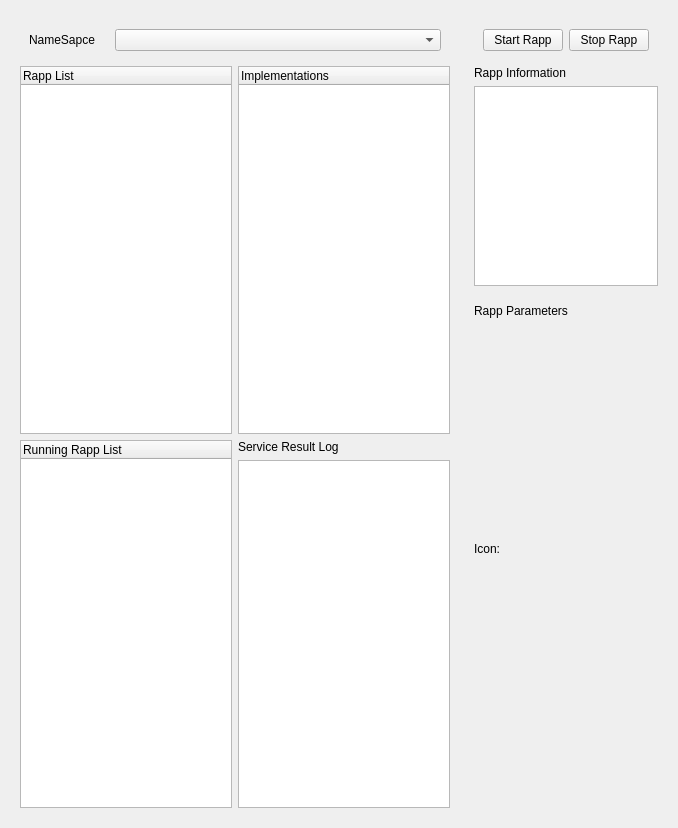
Above: rocon_qt_app_manager/ui/qt_rapp_manager.ui from robotics-in-concert/rocon_qt_gui before the change. Below: the same form after it.
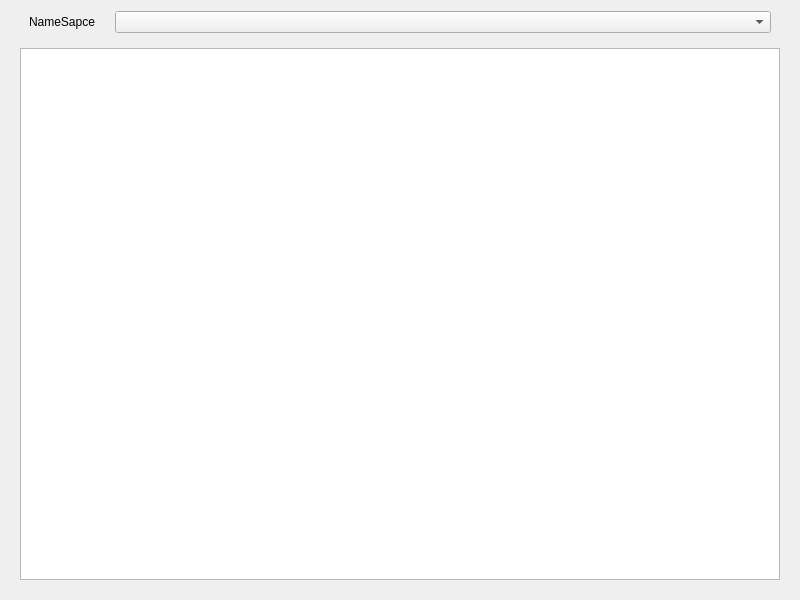
That is the form after the change.

Commit message: icon view ready

Diff of the .ui file:
```diff
--- a/rocon_qt_app_manager/ui/qt_rapp_manager.ui
+++ b/rocon_qt_app_manager/ui/qt_rapp_manager.ui
@@ -9,8 +9,8 @@
    <rect>
     <x>0</x>
     <y>0</y>
-    <width>678</width>
-    <height>828</height>
+    <width>800</width>
+    <height>600</height>
    </rect>
   </property>
   <property name="sizePolicy">
@@ -25,16 +25,43 @@
   <layout class="QGridLayout" name="gridLayout">
    <item row="0" column="0">
     <layout class="QVBoxLayout" name="verticalLayout_3">
-     <property name="margin">
+     <property name="leftMargin">
+      <number>9</number>
+     </property>
+     <property name="topMargin">
+      <number>0</number>
+     </property>
+     <property name="rightMargin">
+      <number>9</number>
+     </property>
+     <property name="bottomMargin">
       <number>9</number>
      </property>
      <item>
       <layout class="QHBoxLayout" name="horizontalLayout">
-       <property name="margin">
+       <property name="sizeConstraint">
+        <enum>QLayout::SetDefaultConstraint</enum>
+       </property>
+       <property name="leftMargin">
+        <number>9</number>
+       </property>
+       <property name="topMargin">
+        <number>0</number>
+       </property>
+       <property name="rightMargin">
+        <number>9</number>
+       </property>
+       <property name="bottomMargin">
         <number>9</number>
        </property>
        <item>
         <widget class="QLabel" name="label_3">
+         <property name="sizePolicy">
+          <sizepolicy hsizetype="Preferred" vsizetype="Preferred">
+           <horstretch>0</horstretch>
+           <verstretch>0</verstretch>
+          </sizepolicy>
+         </property>
          <property name="maximumSize">
           <size>
            <width>80</width>
@@ -47,174 +74,25 @@
         </widget>
        </item>
        <item>
-        <widget class="QComboBox" name="namespace_cbox"/>
-       </item>
-      </layout>
-     </item>
-     <item>
-      <layout class="QHBoxLayout" name="horizontalLayout_3">
-       <property name="margin">
-        <number>0</number>
-       </property>
-       <item>
-        <widget class="QTreeWidget" name="rapp_tree_widget">
-         <column>
-          <property name="text">
-           <string>Rapp List</string>
-          </property>
-         </column>
-        </widget>
-       </item>
-       <item>
-        <widget class="QTreeWidget" name="implementation_tree_widget">
-         <column>
-          <property name="text">
-           <string>Implementations</string>
-          </property>
-         </column>
-        </widget>
-       </item>
-      </layout>
-     </item>
-     <item>
-      <layout class="QHBoxLayout" name="horizontalLayout_2">
-       <item>
-        <widget class="QTreeWidget" name="running_rapp_tree_widget">
-         <column>
-          <property name="text">
-           <string notr="true">Running Rapp List</string>
-          </property>
-         </column>
-        </widget>
-       </item>
-       <item>
-        <layout class="QVBoxLayout" name="verticalLayout_2">
-         <item>
-          <widget class="QLabel" name="label_2">
-           <property name="text">
-            <string>Service Result Log</string>
-           </property>
-          </widget>
-         </item>
-         <item>
-          <widget class="QPlainTextEdit" name="service_result_text">
-           <property name="readOnly">
-            <bool>true</bool>
-           </property>
-          </widget>
-         </item>
-        </layout>
-       </item>
-      </layout>
-     </item>
-    </layout>
-   </item>
-   <item row="0" column="1">
-    <layout class="QVBoxLayout" name="verticalLayout">
-     <property name="margin">
-      <number>9</number>
-     </property>
-     <item>
-      <layout class="QGridLayout" name="gridLayout_2">
-       <property name="margin">
-        <number>9</number>
-       </property>
-       <item row="0" column="1">
-        <widget class="QPushButton" name="stop_rapp_btn">
-         <property name="text">
-          <string>Stop Rapp</string>
-         </property>
-        </widget>
-       </item>
-       <item row="0" column="0">
-        <widget class="QPushButton" name="start_rapp_btn">
-         <property name="text">
-          <string>Start Rapp</string>
-         </property>
-        </widget>
-       </item>
-      </layout>
-     </item>
-     <item>
-      <layout class="QVBoxLayout" name="verticalLayout_5" stretch="0,0">
-       <property name="bottomMargin">
-        <number>12</number>
-       </property>
-       <item>
-        <widget class="QLabel" name="label">
-         <property name="text">
-          <string>Rapp Information</string>
-         </property>
-        </widget>
-       </item>
-       <item>
-        <widget class="QPlainTextEdit" name="rapp_info_text">
+        <widget class="QComboBox" name="namespace_cbox">
          <property name="sizePolicy">
-          <sizepolicy hsizetype="Expanding" vsizetype="Expanding">
+          <sizepolicy hsizetype="Preferred" vsizetype="Fixed">
            <horstretch>0</horstretch>
            <verstretch>0</verstretch>
           </sizepolicy>
          </property>
-         <property name="readOnly">
-          <bool>true</bool>
-         </property>
-        </widget>
-       </item>
-      </layout>
-     </item>
-     <item>
-      <layout class="QVBoxLayout" name="verticalLayout_4">
-       <item>
-        <widget class="QLabel" name="label_4">
-         <property name="text">
-          <string>Rapp Parameters</string>
-         </property>
-        </widget>
-       </item>
-       <item>
-        <layout class="QVBoxLayout" name="rapp_parameter_layout"/>
-       </item>
-       <item>
-        <spacer name="verticalSpacer">
-         <property name="orientation">
-          <enum>Qt::Vertical</enum>
-         </property>
-         <property name="sizeHint" stdset="0">
+         <property name="maximumSize">
           <size>
-           <width>20</width>
-           <height>40</height>
+           <width>16777215</width>
+           <height>16777215</height>
           </size>
          </property>
-        </spacer>
+        </widget>
        </item>
       </layout>
      </item>
      <item>
-      <widget class="QLabel" name="label_5">
-       <property name="text">
-        <string>Icon: </string>
-       </property>
-      </widget>
-     </item>
-     <item>
-      <widget class="QLabel" name="icon_label">
-       <property name="text">
-        <string/>
-       </property>
-      </widget>
-     </item>
-     <item>
-      <spacer name="verticalSpacer_2">
-       <property name="orientation">
-        <enum>Qt::Vertical</enum>
-       </property>
-       <property name="sizeHint" stdset="0">
-        <size>
-         <width>20</width>
-         <height>40</height>
-        </size>
-       </property>
-      </spacer>
+      <widget class="QListView" name="rapp_grid"/>
      </item>
     </layout>
    </item>
```
Left out of the diff: 3 changed lines with no effect on the pictures. The commit also changes 2 other files.
